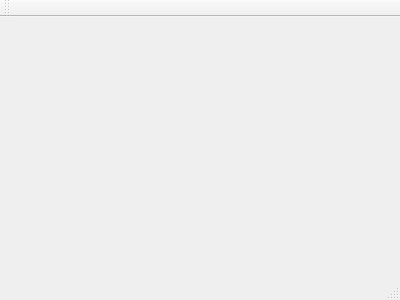
This is Arche/mainwindow.ui in lucdenonancourt/CPOA_Arche as Qt 5 draws it before an edit. The edited form follows.
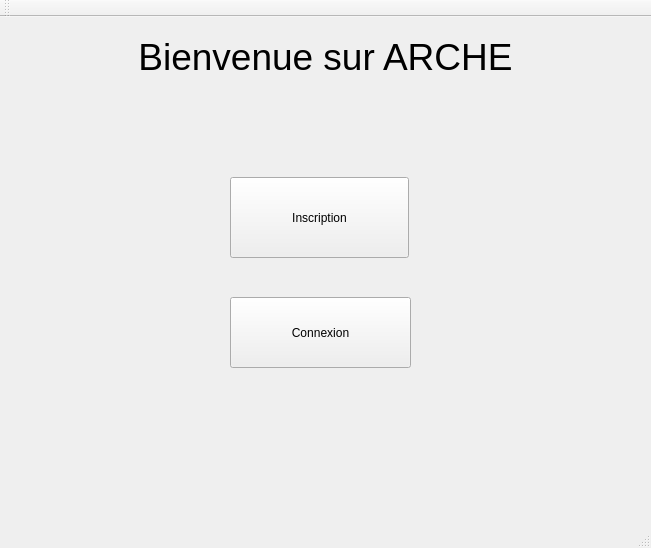
This is the edited form.

The edit to the form file:
```diff
--- a/Arche/mainwindow.ui
+++ b/Arche/mainwindow.ui
@@ -1,24 +1,90 @@
 <ui version="4.0">
  <class>MainWindow</class>
- <widget class="QMainWindow" name="MainWindow" >
-  <property name="geometry" >
+ <widget class="QMainWindow" name="MainWindow">
+  <property name="geometry">
    <rect>
     <x>0</x>
     <y>0</y>
-    <width>400</width>
-    <height>300</height>
+    <width>651</width>
+    <height>548</height>
    </rect>
   </property>
   <property name="windowTitle" >
    <string>MainWindow</string>
   </property>
-  <widget class="QMenuBar" name="menuBar" />
-  <widget class="QToolBar" name="mainToolBar" />
-  <widget class="QWidget" name="centralWidget" />
-  <widget class="QStatusBar" name="statusBar" />
+  <widget class="QWidget" name="centralWidget">
+   <widget class="QLabel" name="label">
+    <property name="geometry">
+     <rect>
+      <x>0</x>
+      <y>-10</y>
+      <width>651</width>
+      <height>101</height>
+     </rect>
+    </property>
+    <property name="text">
+     <string>&lt;html&gt;&lt;head/&gt;&lt;body&gt;&lt;p align=&quot;center&quot;&gt;&lt;span style=&quot; font-size:28pt;&quot;&gt;Bienvenue sur ARCHE&lt;/span&gt;&lt;/p&gt;&lt;/body&gt;&lt;/html&gt;</string>
+    </property>
+   </widget>
+   <widget class="QPushButton" name="inscriptionButton">
+    <property name="geometry">
+     <rect>
+      <x>230</x>
+      <y>160</y>
+      <width>179</width>
+      <height>81</height>
+     </rect>
+    </property>
+    <property name="text">
+     <string>Inscription</string>
+    </property>
+    <property name="iconSize">
+     <size>
+      <width>16</width>
+      <height>16</height>
+     </size>
+    </property>
+   </widget>
+   <widget class="QPushButton" name="connexionButton">
+    <property name="geometry">
+     <rect>
+      <x>230</x>
+      <y>280</y>
+      <width>181</width>
+      <height>71</height>
+     </rect>
+    </property>
+    <property name="text">
+     <string>Connexion</string>
+    </property>
+   </widget>
+  </widget>
+  <widget class="QMenuBar" name="menuBar">
+   <property name="geometry">
+    <rect>
+     <x>0</x>
+     <y>0</y>
+     <width>651</width>
+     <height>25</height>
+    </rect>
+   </property>
+  </widget>
+  <widget class="QToolBar" name="mainToolBar">
+   <attribute name="toolBarArea">
+    <enum>TopToolBarArea</enum>
+   </attribute>
+   <attribute name="toolBarBreak">
+    <bool>false</bool>
+   </attribute>
+  </widget>
+  <widget class="QStatusBar" name="statusBar"/>
+  <action name="actionAdministrateur">
+   <property name="text">
+    <string>Administrateur</string>
+   </property>
+  </action>
  </widget>
- <layoutDefault spacing="6" margin="11" />
- <pixmapfunction></pixmapfunction>
+ <layoutdefault spacing="6" margin="11"/>
  <resources/>
  <connections/>
 </ui>
```
Left out of the diff: 3 changed lines with no effect on the pictures.
